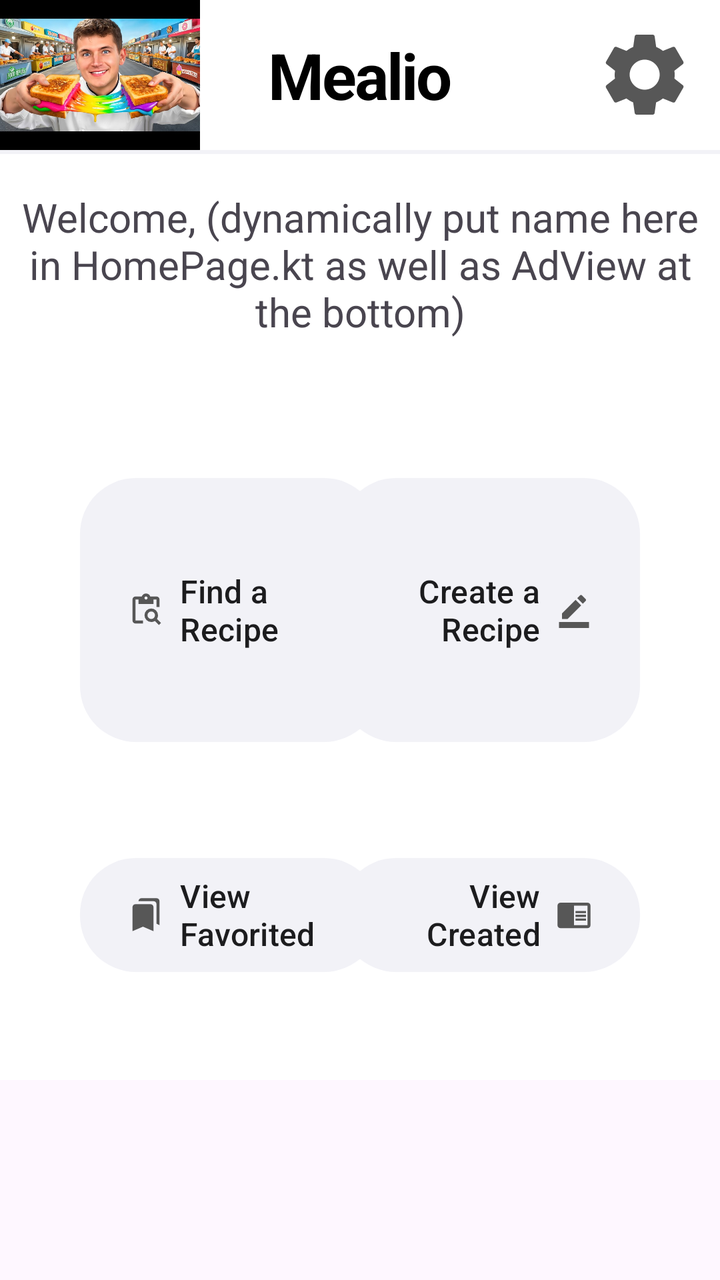
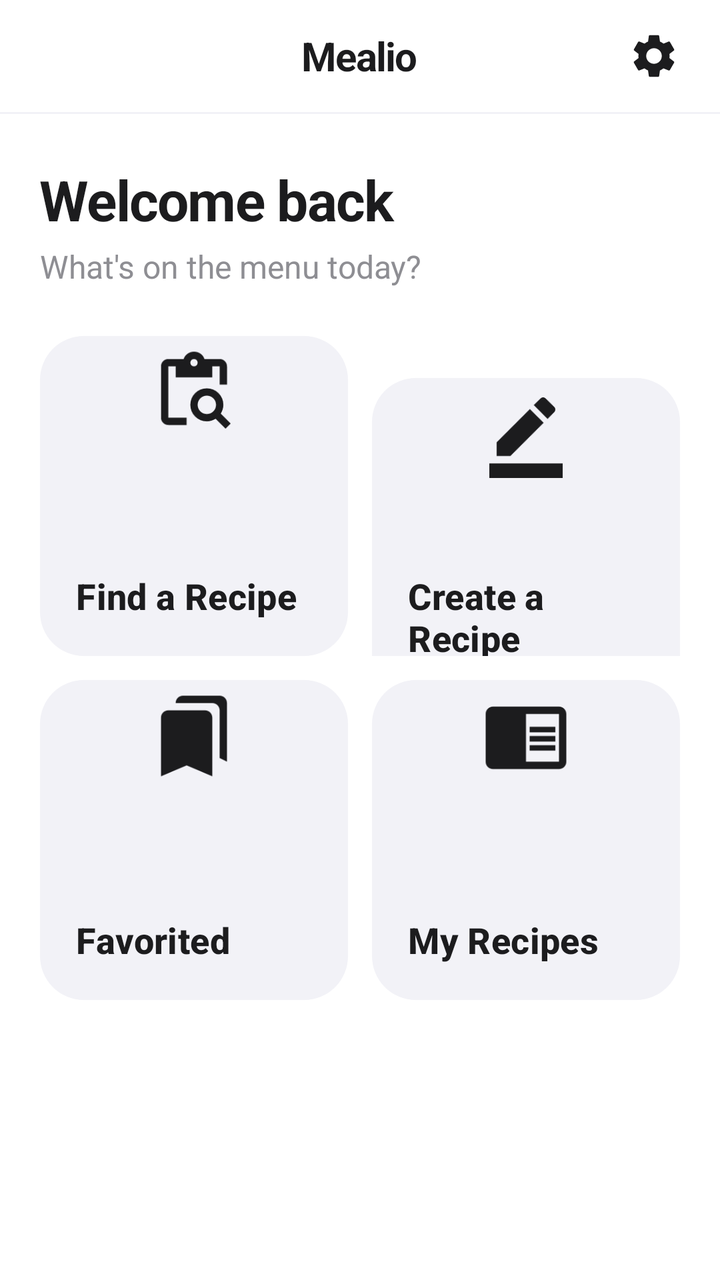

Compare the two renders of this Android layout. The source of the first and the diff that turns it into the second are given below.
<!-- AndroidManifest.xml: application theme Theme.Mealio -->
<!-- res/layout/home_page.xml -->
<?xml version="1.0" encoding="utf-8"?>
<RelativeLayout xmlns:android="http://schemas.android.com/apk/res/android"
    xmlns:app="http://schemas.android.com/apk/res-auto"
    xmlns:tools="http://schemas.android.com/tools"
    android:layout_width="match_parent"
    android:layout_height="match_parent">

    



    <RelativeLayout
        android:id="@+id/top_bar"
        android:layout_width="match_parent"
        android:layout_height="75dp"
        android:background="#FFFFFF">

        <ImageView
            android:layout_width="100dp"
            android:layout_height="100dp"
            android:layout_alignParentStart="true"
            android:src="@drawable/food" />

        <TextView
            android:layout_width="wrap_content"
            android:layout_height="wrap_content"
            android:layout_centerHorizontal="true"
            android:layout_centerVertical="true"
            android:letterSpacing="-0.03"
            android:text="Mealio"
            android:textColor="@color/black"
            android:textSize="32sp"
            android:textStyle="bold" />

        <ImageView
            android:id="@+id/settings"
            android:layout_width="50dp"
            android:layout_height="50dp"
            android:layout_alignParentEnd="true"
            android:layout_centerVertical="true"
            android:layout_gravity="end"
            android:layout_marginEnd="12.5dp"
            android:src="@drawable/settings_icon_dark" />

    </RelativeLayout>


    <RelativeLayout
        android:id="@+id/home_page_main_layout"
        android:layout_width="match_parent"
        android:layout_height="match_parent"
        android:layout_above="@id/ad_layout"
        android:layout_below="@id/top_bar"
        android:background="#FFFFFF">

        <View
            android:layout_width="match_parent"
            android:layout_height="2dp"
            android:background="#F2F2F7"

            />

        <TextView
            android:id="@+id/welcome_bar"
            android:layout_width="match_parent"
            android:layout_height="150dp"
            android:layout_alignParentTop="true"
            android:text="Welcome, (dynamically put name here in HomePage.kt as well as AdView at the bottom)"
            android:textAlignment="center"
            android:textSize="20sp"
            android:layout_marginTop="10dp"
            android:padding="10dp"
            />

        <com.google.android.material.button.MaterialButton
            android:id="@+id/lookup"
            android:layout_width="150dp"
            android:layout_height="140dp"
            android:layout_below="@id/welcome_bar"

            android:layout_alignParentStart="true"


            android:layout_centerHorizontal="true"
            android:layout_centerVertical="true"
            android:layout_marginStart="40dp"

            android:text="Find a Recipe"
            android:textAlignment="textStart"
            android:textColor="#1C1C1E"
            android:textSize="16sp"
            app:backgroundTint="#F2F2F7"

            app:cornerRadius="28dp"
            app:icon="@drawable/find"
            app:iconGravity="start"
            app:iconTint="#575757"
            app:strokeWidth="0dp" />

        <com.google.android.material.button.MaterialButton
            android:id="@+id/create"
            android:layout_width="150dp"
            android:layout_height="140dp"
            android:layout_below="@id/welcome_bar"

            android:layout_alignParentEnd="true"


            android:layout_centerHorizontal="true"
            android:layout_centerVertical="true"


            android:layout_marginEnd="40dp"
            android:text="Create a Recipe"
            android:textColor="#1C1C1E"

            android:textAlignment="textEnd"
            android:textSize="16sp"
            app:backgroundTint="#F2F2F7"
            app:cornerRadius="28dp"
            app:elevation="0dp"
            app:icon="@drawable/create"
            app:iconGravity="end"
            app:iconTint="#575757"
            app:strokeWidth="0dp" />

        <com.google.android.material.button.MaterialButton
            android:id="@+id/favorite"
            android:layout_width="150dp"
            android:layout_height="140dp"
            android:layout_alignParentStart="true"

            android:layout_centerHorizontal="true"
            android:layout_below="@id/lookup"
            android:layout_marginStart="40dp"
            android:layout_marginVertical="50dp"

            android:layout_marginTop="12dp"
            android:text="View Favorited"
            android:textAlignment="textStart"
            android:textColor="#1C1C1E"
            android:textSize="16sp"
            app:backgroundTint="#F2F2F7"
            app:cornerRadius="28dp"
            app:elevation="0dp"
            app:icon="@drawable/bookmark_dark"
            app:iconGravity="start"
            app:iconTint="#575757"
            app:strokeWidth="0dp" />

        <com.google.android.material.button.MaterialButton
            android:id="@+id/mine"
            android:layout_width="150dp"
            android:layout_height="140dp"
            android:layout_alignParentEnd="true"


            android:layout_centerHorizontal="true"
            android:layout_below="@id/create"
            android:layout_marginStart="40dp"
            android:layout_marginVertical="50dp"

            android:layout_marginEnd="40dp"
            android:text="View Created"
            android:textAlignment="textEnd"

            android:textColor="#1C1C1E"
            android:textSize="16sp"
            app:backgroundTint="#F2F2F7"

            app:cornerRadius="28dp"
            app:elevation="0dp"
            app:icon="@drawable/created"
            app:iconGravity="end"
            app:iconTint="#575757"
            app:strokeWidth="0dp" />


    </RelativeLayout>

    <LinearLayout
        android:id="@+id/ad_layout"
        android:layout_width="match_parent"
        android:layout_height="100dp"
        android:layout_alignParentBottom="true"
        android:orientation="horizontal">

    </LinearLayout>

</RelativeLayout>
<!-- resources referenced by this layout -->
<resources>
  <color name="black">#FF000000</color>
  <!-- drawable bookmark_dark (drawable) -->
  <vector xmlns:android="http://schemas.android.com/apk/res/android" android:height="24dp" android:tint="#575757" android:viewportHeight="24" android:viewportWidth="24" android:width="24dp">
        
      <path android:fillColor="@android:color/white" android:pathData="M19,18l2,1V3c0,-1.1 -0.9,-2 -2,-2H8.99C7.89,1 7,1.9 7,3h10c1.1,0 2,0.9 2,2v13zM15,5H5c-1.1,0 -2,0.9 -2,2v16l7,-3 7,3V7c0,-1.1 -0.9,-2 -2,-2z"/>
      
  </vector>
  <!-- drawable create (drawable) -->
  <vector xmlns:android="http://schemas.android.com/apk/res/android" android:height="24dp" android:tint="#575757" android:viewportHeight="24" android:viewportWidth="24" android:width="24dp">
        
      <path android:fillColor="@android:color/white" android:pathData="M22,24H2v-4h20V24zM13.06,5.19l3.75,3.75L7.75,18H4v-3.75L13.06,5.19zM17.88,7.87l-3.75,-3.75l1.83,-1.83c0.39,-0.39 1.02,-0.39 1.41,0l2.34,2.34c0.39,0.39 0.39,1.02 0,1.41L17.88,7.87z"/>
      
  </vector>
  <!-- drawable created (drawable) -->
  <vector xmlns:android="http://schemas.android.com/apk/res/android" android:autoMirrored="true" android:height="24dp" android:tint="#575757" android:viewportHeight="24" android:viewportWidth="24" android:width="24dp">
        
      <path android:fillColor="@android:color/white" android:pathData="M13,12h7v1.5h-7zM13,9.5h7L20,11h-7zM13,14.5h7L20,16h-7zM21,4L3,4c-1.1,0 -2,0.9 -2,2v13c0,1.1 0.9,2 2,2h18c1.1,0 2,-0.9 2,-2L23,6c0,-1.1 -0.9,-2 -2,-2zM21,19h-9L12,6h9v13z"/>
      
  </vector>
  <!-- drawable find (drawable) -->
  <vector xmlns:android="http://schemas.android.com/apk/res/android" android:height="24dp" android:tint="#575757" android:viewportHeight="960" android:viewportWidth="960" android:width="24dp">
        
      <path android:fillColor="@android:color/white" android:pathData="M824,880L716,772Q694,785 670,792.5Q646,800 620,800Q545,800 492.5,747.5Q440,695 440,620Q440,545 492.5,492.5Q545,440 620,440Q695,440 747.5,492.5Q800,545 800,620Q800,646 792.5,670Q785,694 772,716L880,824L824,880ZM691,691Q720,662 720,620Q720,578 691,549Q662,520 620,520Q578,520 549,549Q520,578 520,620Q520,662 549,691Q578,720 620,720Q662,720 691,691ZM840,400L760,400L760,200Q760,200 760,200Q760,200 760,200L680,200L680,320L280,320L280,200L200,200Q200,200 200,200Q200,200 200,200L200,760Q200,760 200,760Q200,760 200,760L400,760L400,840L200,840Q167,840 143.5,816.5Q120,793 120,760L120,200Q120,167 143.5,143.5Q167,120 200,120L367,120Q378,85 410,62.5Q442,40 480,40Q520,40 551.5,62.5Q583,85 594,120L760,120Q793,120 816.5,143.5Q840,167 840,200L840,400ZM508.5,188.5Q520,177 520,160Q520,143 508.5,131.5Q497,120 480,120Q463,120 451.5,131.5Q440,143 440,160Q440,177 451.5,188.5Q463,200 480,200Q497,200 508.5,188.5Z"/>
      
  </vector>
  <!-- drawable food: jpg bitmap (drawable, 93638 bytes) -->
  <style name="Theme.Mealio" parent="Base.Theme.Mealio" />
  <style name="Base.Theme.Mealio" parent="Theme.Material3.DayNight.NoActionBar">
          
          
      </style>
  <!-- unchanged entries left out for length: 1 -->
</resources>

<!-- the commit's change to res/layout/home_page.xml (unified diff, before → after) -->
@@ -1,190 +1,208 @@
 <?xml version="1.0" encoding="utf-8"?>
 <RelativeLayout xmlns:android="http://schemas.android.com/apk/res/android"
     xmlns:app="http://schemas.android.com/apk/res-auto"
-    xmlns:tools="http://schemas.android.com/tools"
     android:layout_width="match_parent"
-    android:layout_height="match_parent">
-
-    
-
-
+    android:layout_height="match_parent"
+    android:background="#FFFFFF">
 
     <RelativeLayout
         android:id="@+id/top_bar"
         android:layout_width="match_parent"
-        android:layout_height="75dp"
-        android:background="#FFFFFF">
-
-        <ImageView
-            android:layout_width="100dp"
-            android:layout_height="100dp"
-            android:layout_alignParentStart="true"
-            android:src="@drawable/food" />
+        android:layout_height="56dp"
+        android:background="#FFFFFF"
+        android:paddingStart="20dp"
+        android:paddingEnd="20dp">
 
         <TextView
             android:layout_width="wrap_content"
             android:layout_height="wrap_content"
-            android:layout_centerHorizontal="true"
-            android:layout_centerVertical="true"
+            android:layout_centerInParent="true"
             android:letterSpacing="-0.03"
             android:text="Mealio"
-            android:textColor="@color/black"
-            android:textSize="32sp"
+            android:textColor="#1C1C1E"
+            android:textSize="20sp"
             android:textStyle="bold" />
 
         <ImageView
             android:id="@+id/settings"
-            android:layout_width="50dp"
-            android:layout_height="50dp"
+            android:layout_width="26dp"
+            android:layout_height="26dp"
             android:layout_alignParentEnd="true"
             android:layout_centerVertical="true"
-            android:layout_gravity="end"
-            android:layout_marginEnd="12.5dp"
-            android:src="@drawable/settings_icon_dark" />
+            android:src="@drawable/settings_icon_dark"
+            app:tint="#1C1C1E" />
 
     </RelativeLayout>
 
-
-    <RelativeLayout
+    <View
+        android:id="@+id/top_divider"
+        android:layout_width="match_parent"
+        android:layout_height="1dp"
+        android:layout_below="@id/top_bar"
+        android:background="#F2F2F7" />
+
+    <LinearLayout
         android:id="@+id/home_page_main_layout"
         android:layout_width="match_parent"
         android:layout_height="match_parent"
         android:layout_above="@id/ad_layout"
-        android:layout_below="@id/top_bar"
-        android:background="#FFFFFF">
-
-        <View
-            android:layout_width="match_parent"
-            android:layout_height="2dp"
-            android:background="#F2F2F7"
-
-            />
+        android:layout_below="@id/top_divider"
+        android:background="#FFFFFF"
+        android:orientation="vertical"
+        android:paddingStart="20dp"
+        android:paddingEnd="20dp"
+        android:paddingTop="24dp">
 
         <TextView
             android:id="@+id/welcome_bar"
             android:layout_width="match_parent"
-            android:layout_height="150dp"
-            android:layout_alignParentTop="true"
-            android:text="Welcome, (dynamically put name here in HomePage.kt as well as AdView at the bottom)"
-            android:textAlignment="center"
-            android:textSize="20sp"
-            android:layout_marginTop="10dp"
-            android:padding="10dp"
-            />
-
-        <com.google.android.material.button.MaterialButton
-            android:id="@+id/lookup"
-            android:layout_width="150dp"
-            android:layout_height="140dp"
-            android:layout_below="@id/welcome_bar"
-
-            android:layout_alignParentStart="true"
-
-
-            android:layout_centerHorizontal="true"
-            android:layout_centerVertical="true"
-            android:layout_marginStart="40dp"
-
-            android:text="Find a Recipe"
-            android:textAlignment="textStart"
+            android:layout_height="wrap_content"
+            android:letterSpacing="-0.02"
+            android:text="Welcome back"
             android:textColor="#1C1C1E"
-            android:textSize="16sp"
-            app:backgroundTint="#F2F2F7"
-
-            app:cornerRadius="28dp"
-            app:icon="@drawable/find"
-            app:iconGravity="start"
-            app:iconTint="#575757"
-            app:strokeWidth="0dp" />
-
-        <com.google.android.material.button.MaterialButton
-            android:id="@+id/create"
-            android:layout_width="150dp"
-            android:layout_height="140dp"
-            android:layout_below="@id/welcome_bar"
-
-            android:layout_alignParentEnd="true"
-
-
-            android:layout_centerHorizontal="true"
-            android:layout_centerVertical="true"
-
-
-            android:layout_marginEnd="40dp"
-            android:text="Create a Recipe"
-            android:textColor="#1C1C1E"
-
-            android:textAlignment="textEnd"
-            android:textSize="16sp"
-            app:backgroundTint="#F2F2F7"
-            app:cornerRadius="28dp"
-            app:elevation="0dp"
-            app:icon="@drawable/create"
-            app:iconGravity="end"
-            app:iconTint="#575757"
-            app:strokeWidth="0dp" />
-
-        <com.google.android.material.button.MaterialButton
-            android:id="@+id/favorite"
-            android:layout_width="150dp"
-            android:layout_height="140dp"
-            android:layout_alignParentStart="true"
-
-            android:layout_centerHorizontal="true"
-            android:layout_below="@id/lookup"
-            android:layout_marginStart="40dp"
-            android:layout_marginVertical="50dp"
-
+            android:textSize="28sp"
+            android:textStyle="bold" />
+
+        <TextView
+            android:id="@+id/welcome_subtitle"
+            android:layout_width="match_parent"
+            android:layout_height="wrap_content"
+            android:layout_marginTop="4dp"
+            android:text="What's on the menu today?"
+            android:textColor="#8E8E93"
+            android:textSize="16sp" />
+
+        <LinearLayout
+            android:layout_width="match_parent"
+            android:layout_height="wrap_content"
+            android:layout_marginTop="24dp"
+            android:orientation="horizontal">
+
+            <com.google.android.material.button.MaterialButton
+                android:id="@+id/lookup"
+                android:layout_width="0dp"
+                android:layout_height="160dp"
+                android:layout_marginEnd="6dp"
+                android:layout_weight="1"
+                android:gravity="bottom|start"
+                android:insetTop="0dp"
+                android:insetBottom="0dp"
+                android:paddingStart="18dp"
+                android:paddingEnd="18dp"
+                android:paddingBottom="18dp"
+                android:text="Find a Recipe"
+                android:textAlignment="textStart"
+                android:textColor="#1C1C1E"
+                android:textSize="18sp"
+                android:textStyle="bold"
+                app:backgroundTint="#F2F2F7"
+                app:cornerRadius="22dp"
+                app:elevation="0dp"
+                app:icon="@drawable/find"
+                app:iconGravity="top"
+                app:iconPadding="0dp"
+                app:iconSize="44dp"
+                app:iconTint="#1C1C1E"
+                app:strokeWidth="0dp" />
+
+            <com.google.android.material.button.MaterialButton
+                android:id="@+id/create"
+                android:layout_width="0dp"
+                android:layout_height="160dp"
+                android:layout_marginStart="6dp"
+                android:layout_weight="1"
+                android:gravity="bottom|start"
+                android:insetTop="0dp"
+                android:insetBottom="0dp"
+                android:paddingStart="18dp"
+                android:paddingEnd="18dp"
+                android:paddingBottom="18dp"
+                android:text="Create a Recipe"
+                android:textAlignment="textStart"
+                android:textColor="#1C1C1E"
+                android:textSize="18sp"
+                android:textStyle="bold"
+                app:backgroundTint="#F2F2F7"
+                app:cornerRadius="22dp"
+                app:elevation="0dp"
+                app:icon="@drawable/create"
+                app:iconGravity="top"
+                app:iconPadding="0dp"
+                app:iconSize="44dp"
+                app:iconTint="#1C1C1E"
+                app:strokeWidth="0dp" />
+
+        </LinearLayout>
+
+        <LinearLayout
+            android:layout_width="match_parent"
+            android:layout_height="wrap_content"
             android:layout_marginTop="12dp"
-            android:text="View Favorited"
-            android:textAlignment="textStart"
-            android:textColor="#1C1C1E"
-            android:textSize="16sp"
-            app:backgroundTint="#F2F2F7"
-            app:cornerRadius="28dp"
-            app:elevation="0dp"
-            app:icon="@drawable/bookmark_dark"
-            app:iconGravity="start"
-            app:iconTint="#575757"
-            app:strokeWidth="0dp" />
-
-        <com.google.android.material.button.MaterialButton
-            android:id="@+id/mine"
-            android:layout_width="150dp"
-            android:layout_height="140dp"
-            android:layout_alignParentEnd="true"
-
-
-            android:layout_centerHorizontal="true"
-            android:layout_below="@id/create"
-            android:layout_marginStart="40dp"
-            android:layout_marginVertical="50dp"
-
-            android:layout_marginEnd="40dp"
-            android:text="View Created"
-            android:textAlignment="textEnd"
-
-            android:textColor="#1C1C1E"
-            android:textSize="16sp"
-            app:backgroundTint="#F2F2F7"
-
-            app:cornerRadius="28dp"
-            app:elevation="0dp"
-            app:icon="@drawable/created"
-            app:iconGravity="end"
-            app:iconTint="#575757"
-            app:strokeWidth="0dp" />
-
-
-    </RelativeLayout>
+            android:orientation="horizontal">
+
+            <com.google.android.material.button.MaterialButton
+                android:id="@+id/favorite"
+                android:layout_width="0dp"
+                android:layout_height="160dp"
+                android:layout_marginEnd="6dp"
+                android:layout_weight="1"
+                android:gravity="bottom|start"
+                android:insetTop="0dp"
+                android:insetBottom="0dp"
+                android:paddingStart="18dp"
+                android:paddingEnd="18dp"
+                android:paddingBottom="18dp"
+                android:text="Favorited"
+                android:textAlignment="textStart"
+                android:textColor="#1C1C1E"
+                android:textSize="18sp"
+                android:textStyle="bold"
+                app:backgroundTint="#F2F2F7"
+                app:cornerRadius="22dp"
+                app:elevation="0dp"
+                app:icon="@drawable/bookmark_dark"
+                app:iconGravity="top"
+                app:iconPadding="0dp"
+                app:iconSize="44dp"
+                app:iconTint="#1C1C1E"
+                app:strokeWidth="0dp" />
+
+            <com.google.android.material.button.MaterialButton
+                android:id="@+id/mine"
+                android:layout_width="0dp"
+                android:layout_height="160dp"
+                android:layout_marginStart="6dp"
+                android:layout_weight="1"
+                android:gravity="bottom|start"
+                android:insetTop="0dp"
+                android:insetBottom="0dp"
+                android:paddingStart="18dp"
+                android:paddingEnd="18dp"
+                android:paddingBottom="18dp"
+                android:text="My Recipes"
+                android:textAlignment="textStart"
+                android:textColor="#1C1C1E"
+                android:textSize="18sp"
+                android:textStyle="bold"
+                app:backgroundTint="#F2F2F7"
+                app:cornerRadius="22dp"
+                app:elevation="0dp"
+                app:icon="@drawable/created"
+                app:iconGravity="top"
+                app:iconPadding="0dp"
+                app:iconSize="44dp"
+                app:iconTint="#1C1C1E"
+                app:strokeWidth="0dp" />
+
+        </LinearLayout>
+
+    </LinearLayout>
 
     <LinearLayout
         android:id="@+id/ad_layout"
         android:layout_width="match_parent"
         android:layout_height="100dp"
         android:layout_alignParentBottom="true"
-        android:orientation="horizontal">
-
-    </LinearLayout>
+        android:orientation="horizontal" />
 
 </RelativeLayout>
<!-- resource entries referenced after the edit -->
@@ -1,6 +1,5 @@
 <!-- resources referenced by this layout -->
 <resources>
-  <color name="black">#FF000000</color>
   <!-- drawable bookmark_dark (drawable) -->
   <vector xmlns:android="http://schemas.android.com/apk/res/android" android:height="24dp" android:tint="#575757" android:viewportHeight="24" android:viewportWidth="24" android:width="24dp">
         
@@ -25,7 +24,6 @@
       <path android:fillColor="@android:color/white" android:pathData="M824,880L716,772Q694,785 670,792.5Q646,800 620,800Q545,800 492.5,747.5Q440,695 440,620Q440,545 492.5,492.5Q545,440 620,440Q695,440 747.5,492.5Q800,545 800,620Q800,646 792.5,670Q785,694 772,716L880,824L824,880ZM691,691Q720,662 720,620Q720,578 691,549Q662,520 620,520Q578,520 549,549Q520,578 520,620Q520,662 549,691Q578,720 620,720Q662,720 691,691ZM840,400L760,400L760,200Q760,200 760,200Q760,200 760,200L680,200L680,320L280,320L280,200L200,200Q200,200 200,200Q200,200 200,200L200,760Q200,760 200,760Q200,760 200,760L400,760L400,840L200,840Q167,840 143.5,816.5Q120,793 120,760L120,200Q120,167 143.5,143.5Q167,120 200,120L367,120Q378,85 410,62.5Q442,40 480,40Q520,40 551.5,62.5Q583,85 594,120L760,120Q793,120 816.5,143.5Q840,167 840,200L840,400ZM508.5,188.5Q520,177 520,160Q520,143 508.5,131.5Q497,120 480,120Q463,120 451.5,131.5Q440,143 440,160Q440,177 451.5,188.5Q463,200 480,200Q497,200 508.5,188.5Z"/>
       
   </vector>
-  <!-- drawable food: jpg bitmap (drawable, 93638 bytes) -->
   <style name="Theme.Mealio" parent="Base.Theme.Mealio" />
   <style name="Base.Theme.Mealio" parent="Theme.Material3.DayNight.NoActionBar">
           
